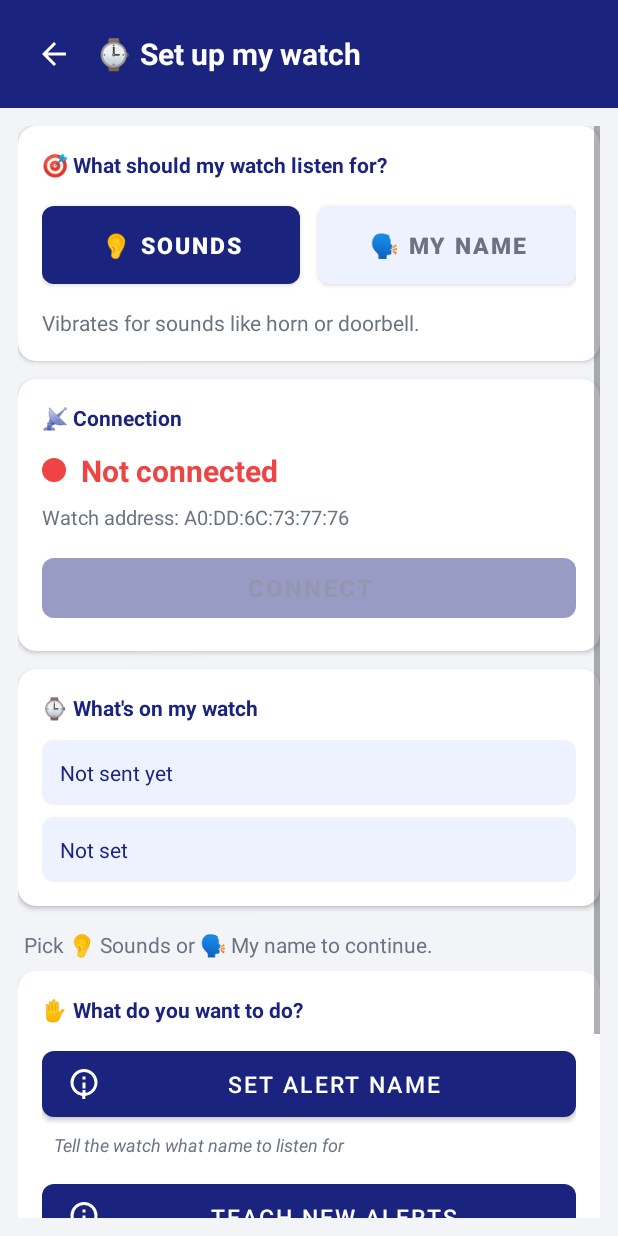
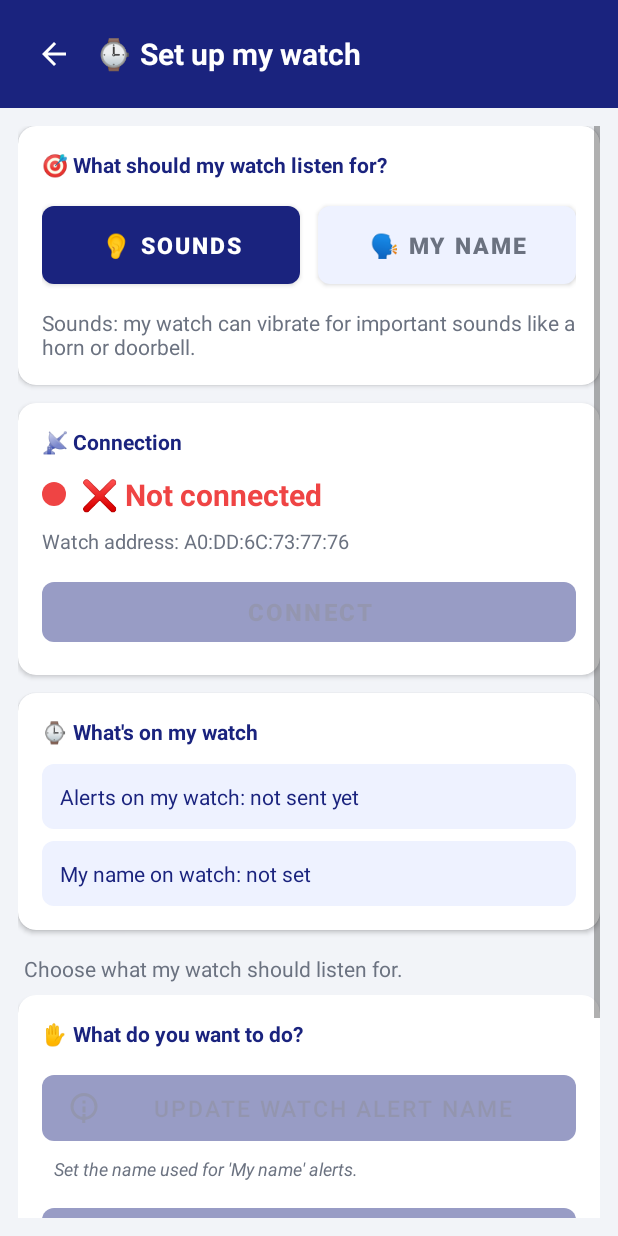
Before and after one commit to rohitchinni3/VIBE, an Android app: the WearableManagerActivity screen opened directly, with no data from a screen before it, on a phone screen of 412 x 824 dp. Run offline under Robolectric (Android 15) with nearby library versions, the phone set to English and light mode, and no system bars.

Commit message:
Restore old gated UI form: simple AlertDialog gate, original texts, action buttons gated on connection
Co-authored-by: rohitchinni3 <113578051+rohitchinni3@users.noreply.github.com>
Agent-Logs-Url: https://github.com/rohitchinni3/VIBE/sessions/52285bd9-1c26-435b-94d7-e64abe7e7f7f

```diff
--- a/app/src/main/java/com/example/vibe/WearableManagerActivity.java
+++ b/app/src/main/java/com/example/vibe/WearableManagerActivity.java
@@ -113,7 +113,7 @@ public class WearableManagerActivity extends AppCompatActivity {
     // App state
     private String        mode;
     private String        ble;
-    private boolean       modeChosen = false;
+    private boolean       modeChosenThisSession = false;
     private BluetoothGatt gatt;
 
     // BLE transfer state
@@ -195,9 +195,9 @@ public class WearableManagerActivity extends AppCompatActivity {
         btnSendExistingModel  = findViewById(R.id.buttonSendExistingModelWearable);
         btnUpdateMyName       = findViewById(R.id.buttonUpdateMyNameWearable);
 
-        tvUpdateNameHint  = findViewById(R.id.textUpdateNameHint);
-        tvTeachAlertsHint = findViewById(R.id.textTeachAlertsHint);
-        tvSendSavedHint   = findViewById(R.id.textSendSavedHint);
+        tvUpdateNameHint  = findViewById(R.id.textHintUpdateName);
+        tvTeachAlertsHint = findViewById(R.id.textHintTeachAlerts);
+        tvSendSavedHint   = findViewById(R.id.textHintSendModel);
 
         if (pb != null) {
             pb.setMax(100);
@@ -209,18 +209,18 @@ public class WearableManagerActivity extends AppCompatActivity {
 
     private void applyActionButtonText() {
         if (btnUpdateMyName != null)
-            btnUpdateMyName.setText("Set alert name");
+            btnUpdateMyName.setText("Update watch alert name");
         if (btnProceedTeachAlerts != null)
             btnProceedTeachAlerts.setText("Teach new alerts");
         if (btnSendExistingModel != null)
-            btnSendExistingModel.setText("Send alerts to watch");
+            btnSendExistingModel.setText("Send saved alerts to watch");
 
         if (tvUpdateNameHint != null)
-            tvUpdateNameHint.setText("Tell the watch what name to listen for");
+            tvUpdateNameHint.setText("Set the name used for 'My name' alerts.");
         if (tvTeachAlertsHint != null)
-            tvTeachAlertsHint.setText("Add sounds or your name for the watch to learn");
+            tvTeachAlertsHint.setText("Add new sounds (or my name) and improve alerts.");
         if (tvSendSavedHint != null)
-            tvSendSavedHint.setText("Push saved alerts from phone to watch");
+            tvSendSavedHint.setText("Send alerts already saved on this phone to the watch.");
     }
 
     private void bindActions() {
@@ -234,7 +234,7 @@ public class WearableManagerActivity extends AppCompatActivity {
 
         if (btnConnect != null) {
             btnConnect.setOnClickListener(v -> {
-                if (!modeChosen) { showModeGateDialog(); return; }
+                if (!modeChosenThisSession) { showModeGateDialog(); return; }
                 if (isConnected()) {
                     safeClose();
                     refreshConnUi(false);
@@ -272,107 +272,29 @@ public class WearableManagerActivity extends AppCompatActivity {
     }
 
     // ─────────────────────────────────────────────
-    //  Mode gate dialog — custom card style
+    //  Mode gate dialog
     // ─────────────────────────────────────────────
 
     private void showModeGateDialog() {
-        if (modeChosen) return;
+        if (modeChosenThisSession) return;
 
-        View dialogView = getLayoutInflater()
-                .inflate(R.layout.dialog_choose_mode, null);
-
-        android.app.AlertDialog dialog = new android.app.AlertDialog.Builder(this)
-                .setView(dialogView)
-                .setCancelable(true)
-                .create();
-
-        if (dialog.getWindow() != null)
-            dialog.getWindow().setBackgroundDrawableResource(android.R.color.transparent);
-
-        View           optionSounds    = dialogView.findViewById(R.id.dialogOptionSounds);
-        View           optionMyName    = dialogView.findViewById(R.id.dialogOptionMyName);
-        TextView       checkSounds     = dialogView.findViewById(R.id.dialogCheckSounds);
-        TextView       checkMyName     = dialogView.findViewById(R.id.dialogCheckMyName);
-        TextView       titleSounds     = dialogView.findViewById(R.id.dialogTitleSounds);
-        TextView       subtitleSounds  = dialogView.findViewById(R.id.dialogSubtitleSounds);
-        TextView       titleMyName     = dialogView.findViewById(R.id.dialogTitleMyName);
-        TextView       subtitleMyName  = dialogView.findViewById(R.id.dialogSubtitleMyName);
-        MaterialButton btnContinue     = dialogView.findViewById(R.id.dialogBtnContinue);
-
-        final String[] chosen = { MODE_NV };
-
-        if (MODE_VC.equals(mode)) {
-            chosen[0] = MODE_VC;
-            checkMyName.setVisibility(View.VISIBLE);
-            checkSounds.setVisibility(View.INVISIBLE);
-            optionMyName.setBackground(getDrawable(R.drawable.bg_mode_option_selected));
-            optionSounds.setBackground(getDrawable(R.drawable.bg_mode_option_unselected));
-            setModeOptionColors(titleMyName, subtitleMyName, checkMyName, true);
-            setModeOptionColors(titleSounds, subtitleSounds, checkSounds, false);
-        } else {
-            checkSounds.setVisibility(View.VISIBLE);
-            checkMyName.setVisibility(View.INVISIBLE);
-            optionSounds.setBackground(getDrawable(R.drawable.bg_mode_option_selected));
-            optionMyName.setBackground(getDrawable(R.drawable.bg_mode_option_unselected));
-            setModeOptionColors(titleSounds, subtitleSounds, checkSounds, true);
-            setModeOptionColors(titleMyName, subtitleMyName, checkMyName, false);
-        }
-
-        optionSounds.setOnClickListener(v -> {
-            chosen[0] = MODE_NV;
-            checkSounds.setVisibility(View.VISIBLE);
-            checkMyName.setVisibility(View.INVISIBLE);
-            optionSounds.setBackground(getDrawable(R.drawable.bg_mode_option_selected));
-            optionMyName.setBackground(getDrawable(R.drawable.bg_mode_option_unselected));
-            setModeOptionColors(titleSounds, subtitleSounds, checkSounds, true);
-            setModeOptionColors(titleMyName, subtitleMyName, checkMyName, false);
-        });
-
-        optionMyName.setOnClickListener(v -> {
-            chosen[0] = MODE_VC;
-            checkMyName.setVisibility(View.VISIBLE);
-            checkSounds.setVisibility(View.INVISIBLE);
-            optionMyName.setBackground(getDrawable(R.drawable.bg_mode_option_selected));
-            optionSounds.setBackground(getDrawable(R.drawable.bg_mode_option_unselected));
-            setModeOptionColors(titleMyName, subtitleMyName, checkMyName, true);
-            setModeOptionColors(titleSounds, subtitleSounds, checkSounds, false);
-        });
-
-        btnContinue.setOnClickListener(v -> {
-            onModeChosen(chosen[0]);
-            dialog.dismiss();
-        });
-
-        // Allow back-press to leave the screen instead of blocking indefinitely.
-        dialog.setOnCancelListener(d -> finish());
-
-        dialog.show();
-    }
-
-    // ─────────────────────────────────────────────
-    //  Mode helpers
-    // ─────────────────────────────────────────────
-
-    /** Updates text colors for a mode option row to match the selected/unselected state. */
-    private void setModeOptionColors(TextView title, TextView subtitle, TextView check,
-                                     boolean selected) {
-        int titleColor    = selected ? android.graphics.Color.WHITE
-                                     : android.graphics.Color.parseColor("#111827");
-        int subtitleColor = selected ? android.graphics.Color.parseColor("#CBD5E1")
-                                     : android.graphics.Color.parseColor("#6B7280");
-        title.setTextColor(titleColor);
-        subtitle.setTextColor(subtitleColor);
-        check.setTextColor(android.graphics.Color.WHITE);
+        new android.app.AlertDialog.Builder(this)
+                .setTitle("What should my watch listen for?")
+                .setMessage("Choose one to continue:\n\n• Sounds (horn, doorbell)\n• My name (someone calls me)")
+                .setCancelable(false)
+                .setPositiveButton("Sounds", (d, w) -> onModeChosen(MODE_NV))
+                .setNegativeButton("My name", (d, w) -> onModeChosen(MODE_VC))
+                .show();
     }
 
     private void onModeChosen(String newMode) {
         setMode(newMode);
-        modeChosen = true;
+        modeChosenThisSession = true;
         updateEnabledState();
     }
 
     private void updateEnabledState() {
-        boolean modeOk    = modeChosen;
+        boolean modeOk    = modeChosenThisSession;
         boolean connected = isConnected();
 
         if (btnConnect != null) {
@@ -380,16 +302,14 @@ public class WearableManagerActivity extends AppCompatActivity {
             btnConnect.setAlpha(modeOk ? 1f : 0.45f);
         }
 
-        // Action buttons are always enabled; their click handlers show a
-        // "please connect first" toast when the watch is not yet connected.
-        setActionEnabled(btnUpdateMyName,       true);
-        setActionEnabled(btnProceedTeachAlerts, true);
-        setActionEnabled(btnSendExistingModel,  true);
+        setActionEnabled(btnUpdateMyName,       connected);
+        setActionEnabled(btnProceedTeachAlerts, connected);
+        setActionEnabled(btnSendExistingModel,  connected);
 
         if (tvStatus != null) {
-            if (!modeOk)         tvStatus.setText("Pick 👂 Sounds or 🗣️ My name to continue.");
-            else if (!connected) tvStatus.setText("Now connect your watch.");
-            else                 tvStatus.setText("Watch connected. Choose what to do.");
+            if (!modeOk)         tvStatus.setText("Choose what my watch should listen for.");
+            else if (!connected) tvStatus.setText("Good. Now connect my watch.");
+            else                 tvStatus.setText("My watch is connected. Choose an action below.");
         }
     }
 
@@ -411,7 +331,7 @@ public class WearableManagerActivity extends AppCompatActivity {
 
         // If a mode was already persisted, treat it as chosen so the Connect
         // button is enabled immediately on return visits.
-        if (sp.contains(PREF_MODE)) modeChosen = true;
+        if (sp.contains(PREF_MODE)) modeChosenThisSession = true;
 
         ble = sp.getString(PREF_BLE, "");
         if (ble == null || ble.trim().isEmpty() || "ble_address".equals(ble))
@@ -424,9 +344,9 @@ public class WearableManagerActivity extends AppCompatActivity {
         String lastModel = sp.getString(MODE_VC.equals(mode) ? PREF_XFER_VC : PREF_XFER_NV, "");
         String lastLbl   = sp.getString(MODE_VC.equals(mode) ? PREF_LAST_LBL_SENT_VC : PREF_LAST_LBL_SENT_NV, "");
         if (tvWatchModel != null)
-            tvWatchModel.setText(TextUtils.isEmpty(lastModel) ? "Not sent yet" : "Last sent: " + lastModel);
+            tvWatchModel.setText(TextUtils.isEmpty(lastModel) ? "Alerts on my watch: not sent yet" : "Last sent: " + lastModel);
         if (tvWatchClasses != null)
-            tvWatchClasses.setText(TextUtils.isEmpty(lastLbl) ? "Not set" : "Last: " + lastLbl);
+            tvWatchClasses.setText(TextUtils.isEmpty(lastLbl) ? "My name on watch: not set" : "Last: " + lastLbl);
     }
 
     private void setMode(String newMode) {
@@ -440,8 +360,8 @@ public class WearableManagerActivity extends AppCompatActivity {
 
         if (tvModeDescription != null) {
             tvModeDescription.setText(v
-                    ? "Vibrates when someone calls you"
-                    : "Vibrates for sounds like horn or doorbell.");
+                    ? "My name: my watch can vibrate when someone calls my name."
+                    : "Sounds: my watch can vibrate for important sounds like a horn or doorbell.");
         }
 
         if (btnModeSounds != null && btnModeVoice != null) {
@@ -749,9 +669,9 @@ public class WearableManagerActivity extends AppCompatActivity {
             String lastLbl = prefs().getString(
                     MODE_VC.equals(mode) ? PREF_LAST_LBL_SENT_VC : PREF_LAST_LBL_SENT_NV, "");
             if (tvWatchClasses != null)
-                tvWatchClasses.setText(TextUtils.isEmpty(lastLbl) ? "Not set" : "Last: " + lastLbl);
+                tvWatchClasses.setText(TextUtils.isEmpty(lastLbl) ? "My name on watch: not set" : "Last: " + lastLbl);
             if (tvStatus != null)
-                tvStatus.setText("Watch connected. Choose what to do.");
+                tvStatus.setText("My watch is connected. Choose an action below.");
         });
         disconnLater();
     }
@@ -856,12 +776,12 @@ public class WearableManagerActivity extends AppCompatActivity {
         runOnUiThread(() -> {
             if (pb   != null) pb.setVisibility(View.GONE);
             if (tvPct != null) tvPct.setVisibility(View.GONE);
-            if (tvStatus != null) tvStatus.setText("Watch connected. Choose what to do.");
+            if (tvStatus != null) tvStatus.setText("My watch is connected. Choose an action below.");
             String lastModel = prefs().getString(
                     MODE_VC.equals(mode) ? PREF_XFER_VC : PREF_XFER_NV, "");
             if (tvWatchModel != null)
                 tvWatchModel.setText(TextUtils.isEmpty(lastModel)
-                        ? "Not sent yet" : "Last sent: " + lastModel);
+                        ? "Alerts on my watch: not sent yet" : "Last sent: " + lastModel);
             Toast.makeText(this, "Model sent to watch.", Toast.LENGTH_SHORT).show();
         });
         disconnLater();
@@ -910,7 +830,7 @@ public class WearableManagerActivity extends AppCompatActivity {
         prefs().edit().putBoolean(PREF_WATCH_CONNECTED, on).apply();
 
         if (tvConnState != null) {
-            tvConnState.setText(on ? "Connected" : "Not connected");
+            tvConnState.setText(on ? "✅ Connected" : "❌ Not connected");
             tvConnState.setTextColor(android.graphics.Color.parseColor(
                     on ? "#22C55E" : "#EF4444"));
         }
@@ -940,7 +860,7 @@ public class WearableManagerActivity extends AppCompatActivity {
             BluetoothDevice dev = ba.getRemoteDevice(ble);
             safeClose();
             if (pb != null) pb.setVisibility(View.VISIBLE);
-            if (tvStatus != null) tvStatus.setText("Connecting...");
+            if (tvStatus != null) tvStatus.setText("Connecting to my watch\u2026");
 
             gatt = dev.connectGatt(this, false, new BluetoothGattCallback() {
                 @Override
--- a/app/src/main/res/layout/activity_wearable_manager.xml
+++ b/app/src/main/res/layout/activity_wearable_manager.xml
@@ -111,7 +111,7 @@
                         android:layout_width="match_parent"
                         android:layout_height="wrap_content"
                         android:layout_marginTop="10dp"
-                        android:text="Vibrates for sounds like horn or doorbell."
+                        android:text="Sounds: my watch can vibrate for important sounds like a horn or doorbell."
                         android:textColor="#6B7280"
                         android:textSize="14sp"/>
 
@@ -162,7 +162,7 @@
                             android:layout_width="0dp"
                             android:layout_height="wrap_content"
                             android:layout_weight="1"
-                            android:text="Not connected"
+                            android:text="❌ Not connected"
                             android:textColor="#EF4444"
                             android:textSize="20sp"
                             android:textStyle="bold"/>
@@ -223,7 +223,7 @@
                         android:background="@drawable/bg_info_row"
                         android:padding="12dp"
                         android:layout_marginBottom="8dp"
-                        android:text="Not sent yet"
+                        android:text="Alerts on my watch: not sent yet"
                         android:textColor="#1A237E"
                         android:textSize="14sp"/>
 
@@ -233,7 +233,7 @@
                         android:layout_height="wrap_content"
                         android:background="@drawable/bg_info_row"
                         android:padding="12dp"
-                        android:text="Not set"
+                        android:text="My name on watch: not set"
                         android:textColor="#1A237E"
                         android:textSize="14sp"/>
 
@@ -247,7 +247,7 @@
                 android:layout_height="wrap_content"
                 android:layout_marginBottom="4dp"
                 android:padding="4dp"
-                android:text="Pick 👂 Sounds or 🗣️ My name to continue."
+                android:text="Choose what my watch should listen for."
                 android:textColor="#6B7280"
                 android:textSize="14sp"/>
 
@@ -297,7 +297,7 @@
                         android:id="@+id/buttonUpdateMyNameWearable"
                         android:layout_width="match_parent"
                         android:layout_height="56dp"
-                        android:text="Set alert name"
+                        android:text="Update watch alert name"
                         android:textSize="15sp"
                         app:backgroundTint="#1A237E"
                         app:cornerRadius="8dp"
@@ -305,10 +305,10 @@
                         style="@style/Widget.MaterialComponents.Button"/>
 
                     <TextView
-                        android:id="@+id/textUpdateNameHint"
+                        android:id="@+id/textHintUpdateName"
                         android:layout_width="match_parent"
                         android:layout_height="wrap_content"
-                        android:text="Tell the watch what name to listen for"
+                        android:text="Set the name used for 'My name' alerts."
                         android:textColor="#6B7280"
                         android:textSize="12sp"
                         android:textStyle="italic"
@@ -329,10 +329,10 @@
                         style="@style/Widget.MaterialComponents.Button"/>
 
                     <TextView
-                        android:id="@+id/textTeachAlertsHint"
+                        android:id="@+id/textHintTeachAlerts"
                         android:layout_width="match_parent"
                         android:layout_height="wrap_content"
-                        android:text="Add sounds or your name for the watch to learn"
+                        android:text="Add new sounds (or my name) and improve alerts."
                         android:textColor="#6B7280"
                         android:textSize="12sp"
                         android:textStyle="italic"
@@ -345,7 +345,7 @@
                         android:id="@+id/buttonSendExistingModelWearable"
                         android:layout_width="match_parent"
                         android:layout_height="56dp"
-                        android:text="Send alerts to watch"
+                        android:text="Send saved alerts to watch"
                         android:textSize="15sp"
                         app:backgroundTint="#1A237E"
                         app:cornerRadius="8dp"
@@ -353,10 +353,10 @@
                         style="@style/Widget.MaterialComponents.Button"/>
 
                     <TextView
-                        android:id="@+id/textSendSavedHint"
+                        android:id="@+id/textHintSendModel"
                         android:layout_width="match_parent"
                         android:layout_height="wrap_content"
-                        android:text="Push saved alerts from phone to watch"
+                        android:text="Send alerts already saved on this phone to the watch."
                         android:textColor="#6B7280"
                         android:textSize="12sp"
                         android:textStyle="italic"
```
